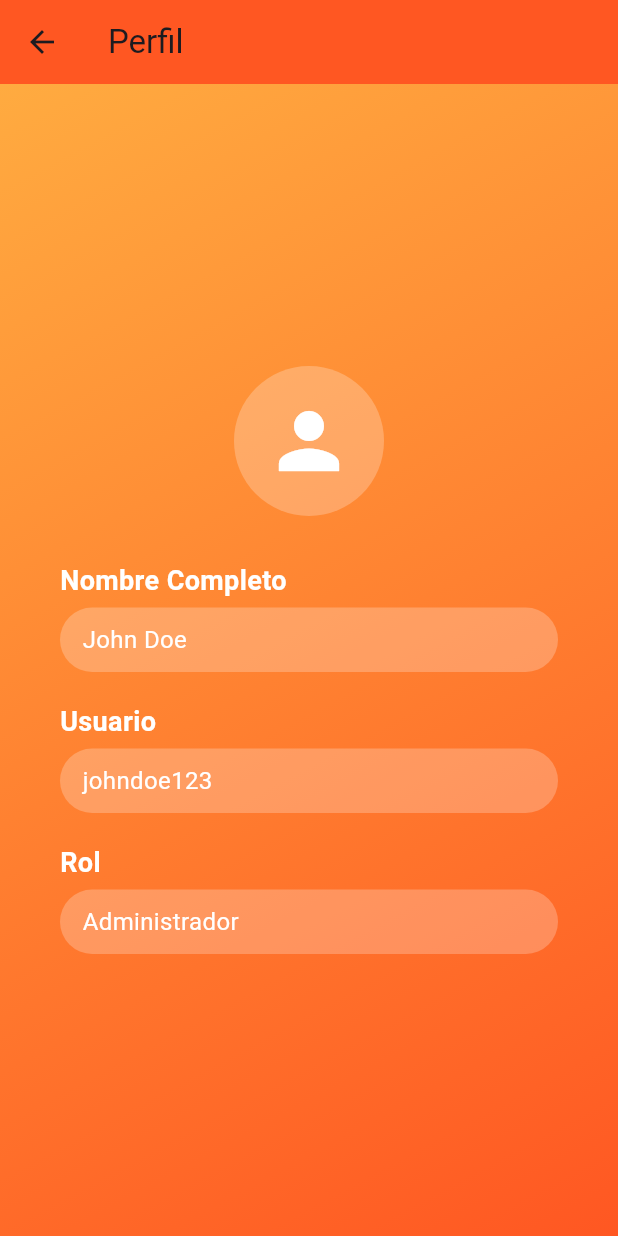
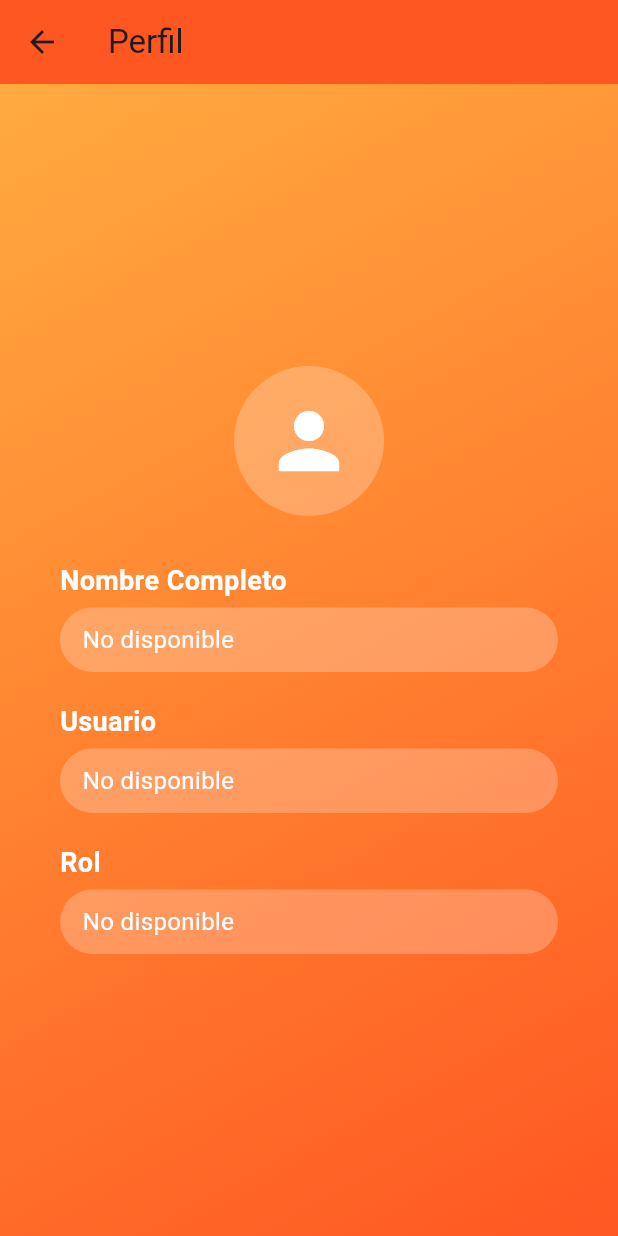
Before and after one commit to Guexa/Gesti-n_Alimentos, a Flutter app: the PerfilScreen screen opened directly, on a phone screen of 412 x 824 dp. Run offline on Flutter 3.47's test engine with Material 3 defaults, Android fonts, the light colour scheme and no system bars; our stand-ins replace supabase_flutter; accounts and stored records are empty.

Commit message:
perfil meh

```diff
--- /dev/null
+++ b/gestion_alimentos/lib/viewmodels/perfil_viewmodel.dart
@@ -0,0 +1,18 @@
+import 'package:flutter/material.dart';
+import 'package:gestion_alimentos/services/perfil_service.dart';
+
+class PerfilViewModel extends ChangeNotifier {
+  final PerfilService _perfilService = PerfilService();
+  Map<String, dynamic> _perfil = {};
+
+  Map<String, dynamic> get perfil => _perfil;
+
+  Future<void> fetchPerfil(String usuarioId) async {
+    try {
+      _perfil = await _perfilService.getUsuarioPerfil(usuarioId);
+      notifyListeners();
+    } catch (err) {
+      print('Error fetching user profile: $err');
+    }
+  }
+}
--- a/gestion_alimentos/lib/views/perfil_screen.dart
+++ b/gestion_alimentos/lib/views/perfil_screen.dart
@@ -1,16 +1,26 @@
 import 'package:flutter/material.dart';
+import 'package:provider/provider.dart';
+import 'package:gestion_alimentos/viewmodels/perfil_viewmodel.dart';
 
 class PerfilScreen extends StatelessWidget {
   const PerfilScreen({super.key});
 
   @override
   Widget build(BuildContext context) {
-    return Scaffold(
+    const usuarioId = '12';
+
+    return ChangeNotifierProvider(
+      create: (context) => PerfilViewModel()..fetchPerfil(usuarioId),
+      child: Scaffold(
         appBar: AppBar(
           title: const Text('Perfil'),
           backgroundColor: Colors.deepOrange,
         ),
-      body: Container(
+        body: Consumer<PerfilViewModel>(
+          builder: (context, viewModel, child) {
+            final perfil = viewModel.perfil;
+
+            return Container(
               width: double.infinity,
               height: double.infinity,
               decoration: const BoxDecoration(
@@ -34,13 +44,16 @@ class PerfilScreen extends StatelessWidget {
                       ),
                     ),
                     const SizedBox(height: 30),
-              _buildProfileField('Nombre Completo', 'John Doe'),
+                    _buildProfileField('Nombre Completo', perfil['name'] ?? 'No disponible'),
                     const SizedBox(height: 20),
-              _buildProfileField('Usuario', 'johndoe123'),
+                    _buildProfileField('Usuario', perfil['users'] ?? 'No disponible'),
                     const SizedBox(height: 20),
-              _buildProfileField('Rol', 'Administrador'),
+                    _buildProfileField('Rol', perfil['role'] ?? 'No disponible'),
                   ],
                 ),
+              ),
+            );
+          },
         ),
       ),
     );
```
Also changed, not shown: gestion_alimentos/lib/services/perfil_service.dart (added, +16 -0 lines). Lines whose indentation alone changed are shown as unchanged.
